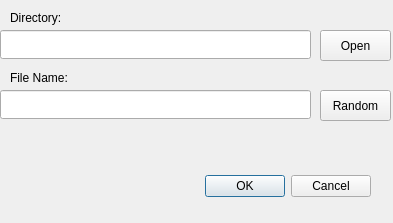
First picture: the form in rsc/ui/newfiledialog.ui, repository webrown/ISAwesome, before the edit.
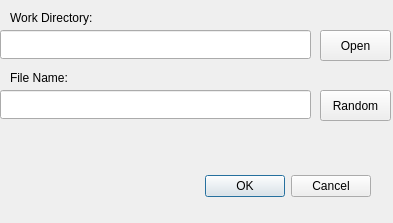
Second picture: the form after the edit.

Diff of the .ui file:
```diff
--- a/rsc/ui/newfiledialog.ui
+++ b/rsc/ui/newfiledialog.ui
@@ -60,12 +60,12 @@
     <rect>
      <x>10</x>
      <y>10</y>
-     <width>81</width>
+     <width>101</width>
      <height>16</height>
     </rect>
    </property>
    <property name="text">
-    <string>Directory:</string>
+    <string>Work Directory:</string>
    </property>
   </widget>
   <widget class="QLabel" name="label_2">
```
